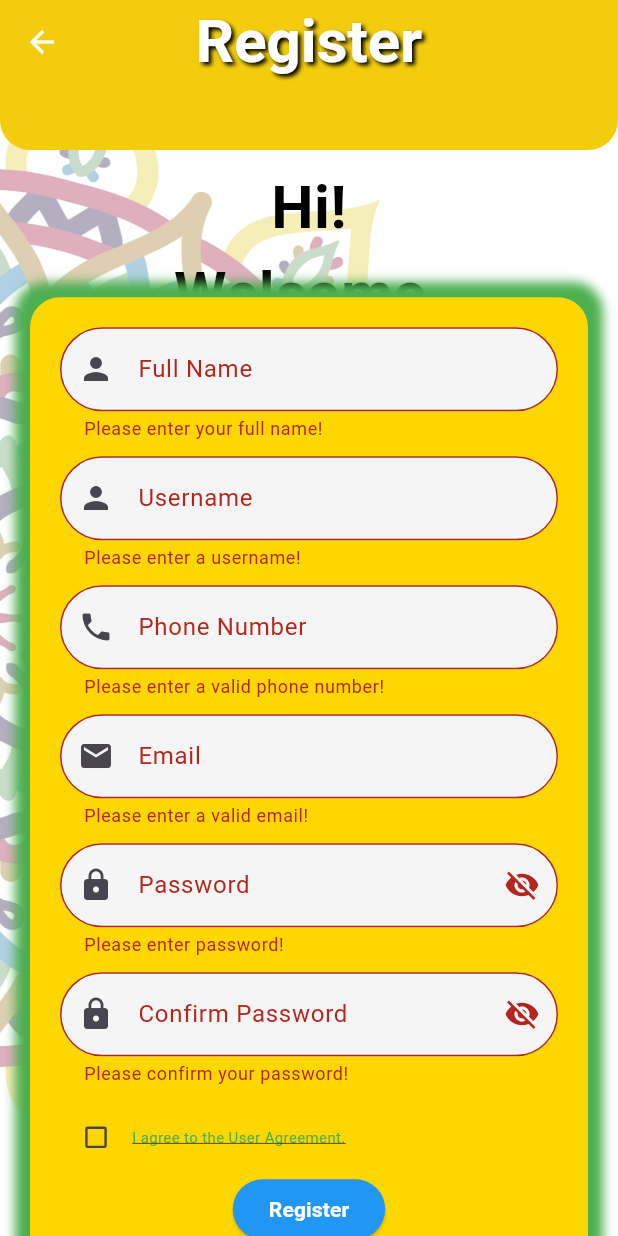
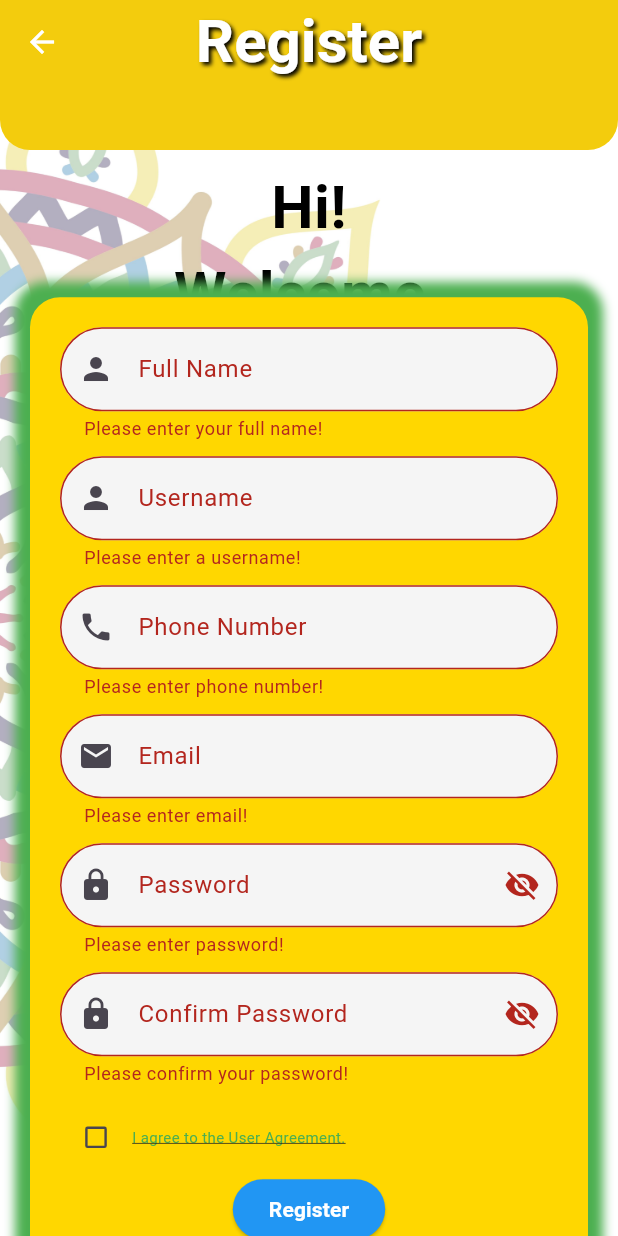
Before and after one commit to ShadipKumarJoshi/batch32a-ShadipKumarJoshi-FLutter-Mandala, a Flutter app: the screen it shows after launch, scrolled down 169 dp, after a tap on "Register", on a phone screen of 412 x 824 dp. Run offline on Flutter 3.47's test engine with Material 3 defaults, Android fonts, the phone set to English and light mode, and no system bars.

Commit message:
validate update

```diff
--- a/lib/screen/register_screen.dart
+++ b/lib/screen/register_screen.dart
@@ -229,9 +229,7 @@ class _RegisterScreenState extends State<RegisterScreen> {
                                   ),
                                 ),
                                 validator: (value) =>
-                                    isPhoneNumberValid(value ?? '')
-                                        ? null
-                                        : 'Please enter a valid phone number!',
+                                    validatePhone(value ?? ''),
                               ),
                               const SizedBox(height: 10),
                               TextFormField(
@@ -246,9 +244,8 @@ class _RegisterScreenState extends State<RegisterScreen> {
                                     borderRadius: BorderRadius.circular(50),
                                   ),
                                 ),
-                                validator: (value) => isEmailValid(value ?? '')
-                                    ? null
-                                    : 'Please enter a valid email!',
+                                validator: (value) =>
+                                    validateEmail(value ?? ''),
                               ),
                               const SizedBox(height: 10),
                               TextFormField(
--- a/lib/utils/validation.dart
+++ b/lib/utils/validation.dart
@@ -21,6 +21,24 @@ String? validateEmailOrPhone(String value) {
   return null;
 }
 
+String? validateEmail(String value) {
+  if (value.isEmpty) {
+    return 'Please enter email!';
+  } else if (!isEmailValid(value)) {
+    return 'Please enter a valid email!';
+  }
+  return null;
+}
+
+String? validatePhone(String value) {
+  if (value.isEmpty) {
+    return 'Please enter phone number!';
+  } else if (!isPhoneNumberValid(value)) {
+    return 'Please enter a phone number!';
+  }
+  return null;
+}
+
 String? validatePassword(String value) {
   if (value.isEmpty) {
     return 'Please enter password!';
@@ -37,7 +55,7 @@ String? validateFullName(String value) {
   if (value.isEmpty) {
     return 'Please enter your full name!';
   } else if (!nameRegExp.hasMatch(value)) {
-    return 'Please enter a valid full name! Eg: Alex Gott';
+    return 'Please enter a valid full name!\nEg: Alex Gott';
   }
   return null;
 }
```
